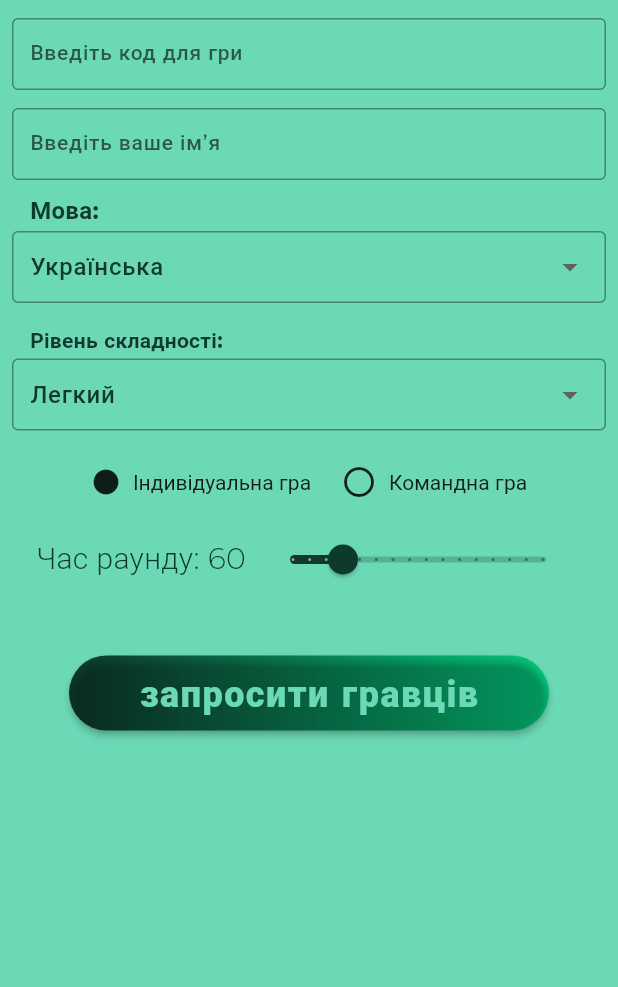
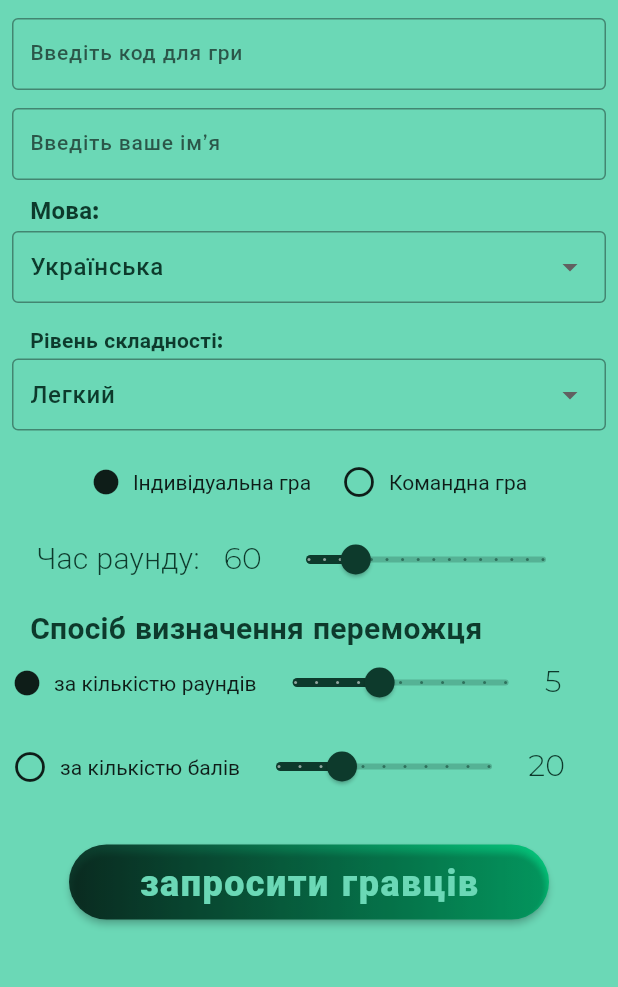
Before and after one commit to yutaDV/wordplay, a Flutter app: the screen it shows after launch, on a phone screen of 412 x 824 dp, the part 198-1185 px from its top. Run offline on Flutter 3.47's test engine with Material 2 defaults, Android fonts, the phone set to English and light mode, and no system bars; our stand-ins replace cloud_firestore, firebase_core, flutter_bloc, flutter_svg; accounts and stored records are empty; generated files the repository leaves out were written again; project files that could hold a hidden picture were left out.

Commit message:
create game ui

```diff
--- a/lib/features/create_game_page/create_game_page.dart
+++ b/lib/features/create_game_page/create_game_page.dart
@@ -2,11 +2,11 @@ import 'package:flutter/material.dart';
 import 'package:wordplay/features/create_game_page/widget/game_type_selection.dart';
 import 'package:wordplay/features/create_game_page/widget/language_selection.dart';
 import 'package:wordplay/features/create_game_page/widget/difficulty_selection.dart';
+import 'package:wordplay/features/create_game_page/widget/winner_selection.dart'; // Додано імпорт нового віджета
 import 'package:wordplay/ui/widget/app_bar.dart';
 import 'package:wordplay/ui/widget/logo.dart';
 import 'package:wordplay/ui/widget/main_button.dart';
 import '../../generated/l10n.dart';
-
 
 class CreateGamePage extends StatefulWidget {
   const CreateGamePage({Key? key}) : super(key: key);
@@ -16,8 +16,23 @@ class CreateGamePage extends StatefulWidget {
 }
 
 class _CreateGamePageState extends State<CreateGamePage> {
-  bool isIndividualGame = true; // Значення за замовчуванням
+  bool isIndividualGame = true;
   double roundTime = 60; // Початкове значення часу раунду
+  bool isByAttempts = true; // Початкове значення для визначення переможця за кількістю ігрових спроб
+  double attemptsValue = 5; // Початкове значення для доріжки за кількістю ігрових спроб
+  double wordsValue = 20; // Початкове значення для доріжки за кількістю відгаданих слів
+
+  void onAttemptsChanged(double value) {
+    setState(() {
+      attemptsValue = value;
+    });
+  }
+
+  void onWordsChanged(double value) {
+    setState(() {
+      wordsValue = value;
+    });
+  }
 
   @override
   Widget build(BuildContext context) {
@@ -84,10 +99,9 @@ class _CreateGamePageState extends State<CreateGamePage> {
                 child: Row(
                   children: [
                     Text(
-                      '${S.of(context).roundTime}: ${roundTime.toInt()} ',
+                      '${S.of(context).roundTime}:   ${roundTime.toInt()} ',
                       style: Theme.of(context).textTheme.titleSmall,
                     ),
-
                     Expanded(
                       child: Slider(
                         value: roundTime,
@@ -105,7 +119,30 @@ class _CreateGamePageState extends State<CreateGamePage> {
                   ],
                 ),
               ),
-              const SizedBox(height: 40),
+              const SizedBox(height: 12),
+              Padding(
+                padding: const EdgeInsets.only(left: 12.0),
+                child: Text(
+                  S.of(context).methodWinner,
+                  style: Theme.of(context).textTheme.titleSmall?.copyWith(
+                    fontWeight: FontWeight.bold,
+                    fontSize: 20,
+                  ),
+                ),
+              ),
+              WinnerSelection(
+                isByAttempts: isByAttempts,
+                onWinnerTypeChanged: (value) {
+                  setState(() {
+                    isByAttempts = value;
+                  });
+                },
+                attemptsValue: attemptsValue,
+                wordsValue: wordsValue,
+                onAttemptsChanged: onAttemptsChanged,
+                onWordsChanged: onWordsChanged,
+              ),
+              const SizedBox(height: 20),
               Center(
                 child: MainButton(
                   text: S.of(context).invitePlayers,
--- /dev/null
+++ b/lib/features/create_game_page/widget/winner_selection.dart
@@ -0,0 +1,95 @@
+import 'package:flutter/material.dart';
+import '../../../generated/l10n.dart';
+
+class WinnerSelection extends StatelessWidget {
+  final bool isByAttempts;
+  final void Function(bool) onWinnerTypeChanged;
+  final double attemptsValue;
+  final double wordsValue;
+  final void Function(double) onAttemptsChanged;
+  final void Function(double) onWordsChanged;
+
+  const WinnerSelection({
+    Key? key,
+    required this.isByAttempts,
+    required this.onWinnerTypeChanged,
+    required this.attemptsValue,
+    required this.wordsValue,
+    required this.onAttemptsChanged,
+    required this.onWordsChanged,
+  }) : super(key: key);
+
+  @override
+  Widget build(BuildContext context) {
+    return Column(
+      mainAxisAlignment: MainAxisAlignment.center,
+      children: [
+        Row(
+          mainAxisAlignment: MainAxisAlignment.center,
+          children: [
+            GestureDetector(
+              onTap: () {
+                onWinnerTypeChanged(true);
+              },
+              child: Icon(
+                isByAttempts ? Icons.circle : Icons.radio_button_unchecked,
+                size: 20.0,
+              ),
+            ),
+            const SizedBox(width: 8),
+            Text(S.of(context).byAttempts),
+            Expanded(
+              child: Row(
+                children: [
+                  Slider(
+                    value: attemptsValue,
+                    min: 1,
+                    max: 10,
+                    divisions: 10,
+                    label: attemptsValue.round().toString(),
+                    onChanged: onAttemptsChanged,
+                  ),
+                  Text('${attemptsValue.round()}', style: Theme.of(context).textTheme.titleSmall),
+                ],
+              ),
+            ),
+          ],
+        ),
+        const SizedBox(height: 8),
+        Row(
+          mainAxisAlignment: MainAxisAlignment.center,
+          children: [
+            GestureDetector(
+              onTap: () {
+                onWinnerTypeChanged(false);
+              },
+              child: Icon(
+                isByAttempts ? Icons.radio_button_unchecked : Icons.circle,
+                size: 24.0,
+              ),
+            ),
+            const SizedBox(width: 8),
+            Text(S.of(context).byGuessedWords),
+            Expanded(
+              child: Row(
+                children: [
+                  Slider(
+                    value: wordsValue,
+                    min: 5,
+                    max: 50,
+                    divisions: 10,
+                    label: wordsValue.round().toString(),
+                    onChanged: onWordsChanged,
+                  ),
+                  Text('${wordsValue.round()}', style: Theme.of(context).textTheme.titleSmall),
+
+                ],
+              ),
+            ),
+          ],
+        ),
+        const SizedBox(height: 8),
+      ],
+    );
+  }
+}
--- a/lib/l10n/intl_en.arb
+++ b/lib/l10n/intl_en.arb
@@ -31,5 +31,8 @@
   "individual": "Individual",
   "gameType": "Game type:",
   "teamGame": "Team game",
-  "roundTime": "Round time"
+  "roundTime": "Round time",
+  "byGuessedWords": "number of points",
+  "byAttempts": "number of rounds",
+  "methodWinner": "Method of determining the winner"
 }
--- a/lib/l10n/intl_uk.arb
+++ b/lib/l10n/intl_uk.arb
@@ -31,5 +31,8 @@
   "individual": "Індивідуальна гра",
   "gameType": "Тип гри:",
   "teamGame": "Командна гра",
-  "roundTime": "Час раунду"
+  "roundTime": "Час раунду",
+  "byGuessedWords": "за кількістю балів",
+  "byAttempts": "за кількістю раундів",
+  "methodWinner": "Спосіб визначення переможця"
 }
```
